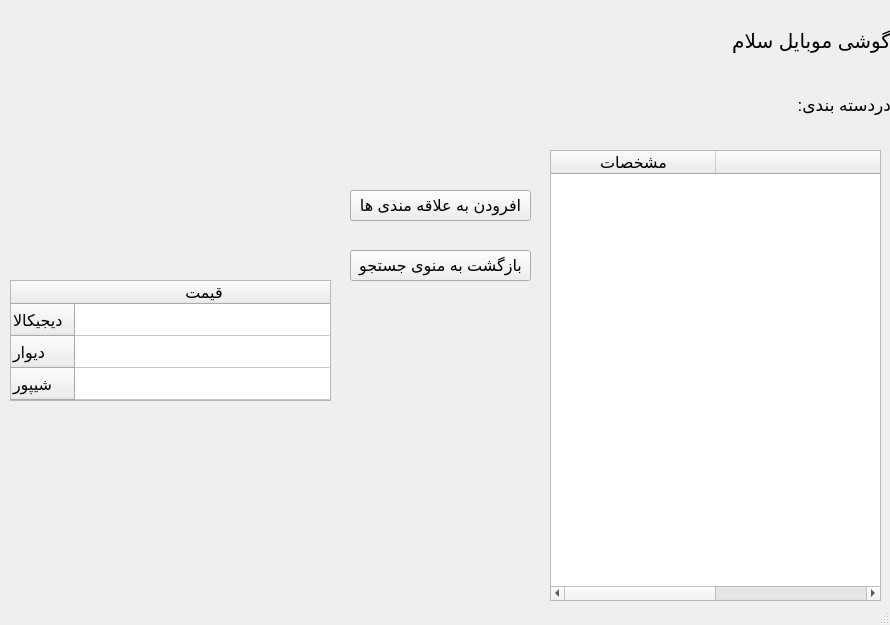
This is kala.ui in rezazamoh/kalayab as Qt 5 draws it before an edit. The edited form follows.
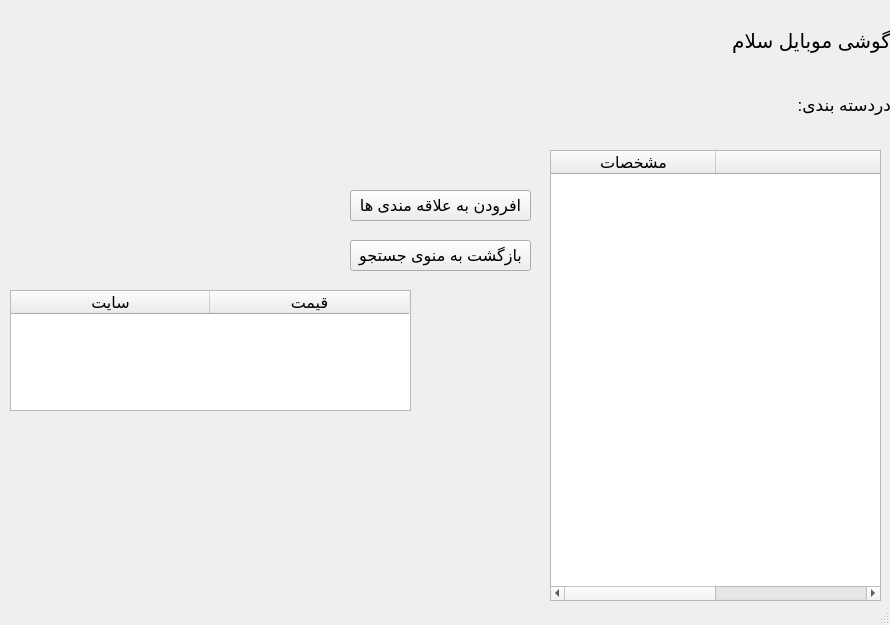
This is the edited form. Icons and pictures are not drawn.

Patch:
```diff
--- a/kala.ui
+++ b/kala.ui
@@ -118,32 +118,22 @@
     <property name="geometry">
      <rect>
       <x>10</x>
-      <y>280</y>
-      <width>321</width>
+      <y>290</y>
+      <width>401</width>
       <height>121</height>
      </rect>
     </property>
     <attribute name="horizontalHeaderDefaultSectionSize">
-     <number>258</number>
+     <number>199</number>
     </attribute>
     <attribute name="verticalHeaderDefaultSectionSize">
      <number>32</number>
     </attribute>
-    <row>
+    <column>
      <property name="text">
-      <string>دیجیکالا</string>
+      <string>سایت</string>
      </property>
-    </row>
-    <row>
-     <property name="text">
-      <string>دیوار</string>
-     </property>
-    </row>
-    <row>
-     <property name="text">
-      <string>شیپور</string>
-     </property>
-    </row>
+    </column>
     <column>
      <property name="text">
       <string>قیمت</string>
@@ -167,7 +157,7 @@
     <property name="geometry">
      <rect>
       <x>350</x>
-      <y>250</y>
+      <y>240</y>
       <width>181</width>
       <height>31</height>
      </rect>
```
Left out of the diff: 3 changed lines with no effect on the pictures.
